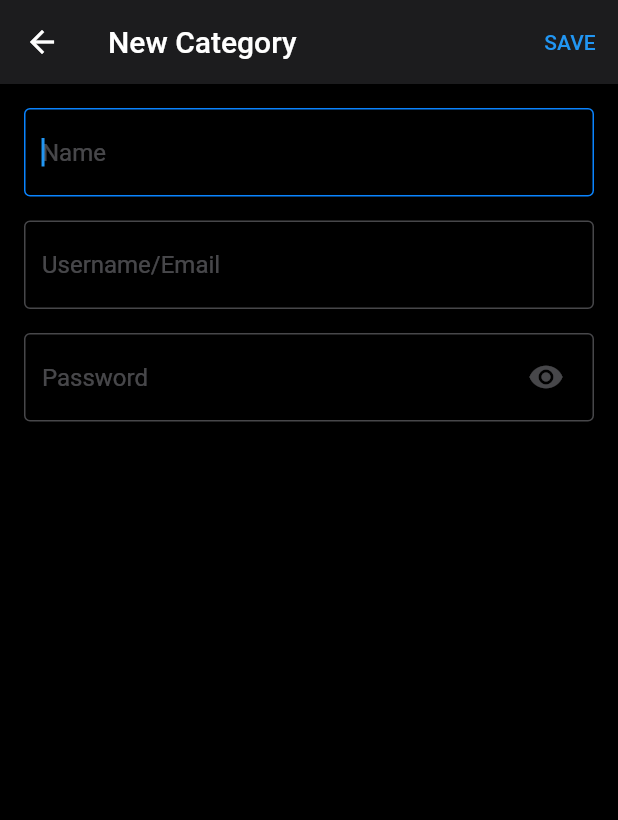
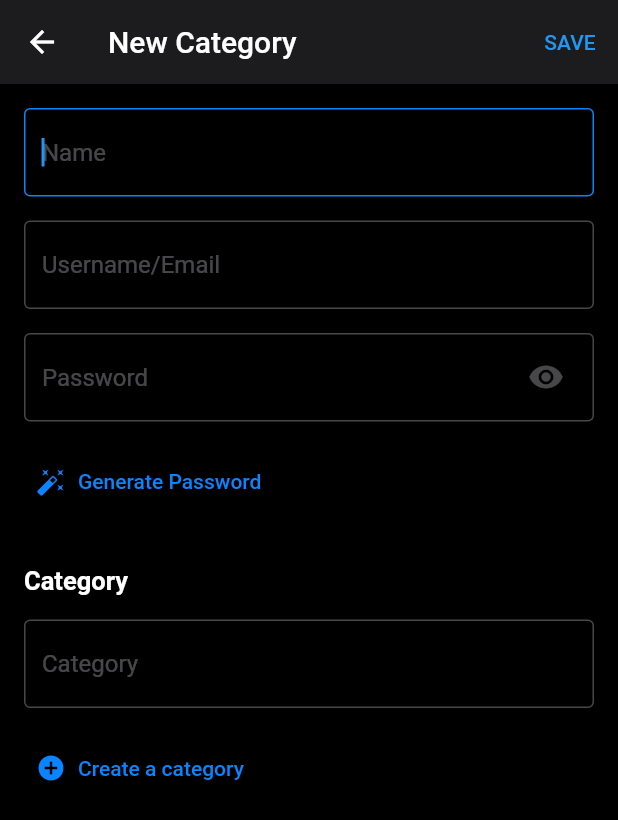
Before and after one commit to Appli-chic/Chic-Secret-Flutter, a Flutter app: the NewPasswordScreen screen opened directly, on a phone screen of 412 x 824 dp. Shown: the top 820 px of the screen. Run offline on Flutter 3.47's test engine with Material 2 defaults, Android fonts, the phone set to English and light mode, and no system bars; our stand-ins replace shared_preferences, sqflite, sqflite_common, sqflite_common_ffi; missing offline and left inert: encrypt, flex_color_picker; accounts and stored records are empty.

Commit message:
Select a category when creating a new password.

```diff
--- a/assets/languages/localization_en.json
+++ b/assets/languages/localization_en.json
@@ -14,6 +14,7 @@
   "error_empty_password": "The password must not be empty",
   "password_incorrect": "The password doesn't match",
   "categories": "Categories",
+  "category": "Category",
   "tags": "Tags",
   "unlock": "Unlock",
   "unlock_vault": "Unlock Vault",
@@ -29,5 +30,10 @@
   "search_passwords": "Search passwords...",
   "new_password": "New Password",
   "username_email": "Username/Email",
-  "error_username_empty": "The username must not be empty"
+  "error_username_empty": "The username must not be empty",
+  "error_category_empty": "The category must not be empty",
+  "generate_password": "Generate Password",
+  "create_category": "Create a category",
+  "done": "Done",
+  "select_category": "Select a category"
 }
--- a/assets/languages/localization_fr.json
+++ b/assets/languages/localization_fr.json
@@ -14,6 +14,7 @@
   "error_empty_password": "Le mot de passe ne doit pas être vide",
   "password_incorrect": "Mauvais mot de passe",
   "categories": "Catégories",
+  "category": "Catégorie",
   "tags": "Tags",
   "unlock": "Déverrouiller",
   "unlock_vault": "Déverrouiller le coffre",
@@ -29,5 +30,10 @@
   "search_passwords": "Recherchez vos mots de passe...",
   "new_password": "Nouveau mot de passe",
   "username_email": "Nom d'utilisateur/Courriel",
-  "error_username_empty": "Le nom d'utilisateur ne doit pas être vide."
+  "error_username_empty": "Le nom d'utilisateur ne doit pas être vide.",
+  "error_category_empty": "La catégorie d'utilisateur ne doit pas être vide.",
+  "generate_password": "Générer un mot de passe",
+  "create_category": "Créer une catégorie",
+  "done": "Terminer",
+  "select_category": "Selectionnez une catégorie"
 }
--- a/lib/ui/component/common/chic_navigator.dart
+++ b/lib/ui/component/common/chic_navigator.dart
@@ -14,6 +14,7 @@ class ChicNavigator {
       {bool isModal = false}) async {
     if (isModal && ChicPlatform.isDesktop()) {
       return await showDialog(
+        barrierDismissible: false,
         context: context,
         builder: (BuildContext context) {
           return screen;
--- a/lib/ui/component/common/chic_text_field.dart
+++ b/lib/ui/component/common/chic_text_field.dart
@@ -31,6 +31,9 @@ class ChicTextField extends StatefulWidget {
   final bool Function(String)? validating;
   final Function(String)? onSubmitted;
   final ChicTextFieldType type;
+  final bool isEnabled;
+  final bool isReadOnly;
+  final Function()? onTap;
 
   ChicTextField({
     required this.controller,
@@ -48,6 +51,9 @@ class ChicTextField extends StatefulWidget {
     this.validating,
     this.onSubmitted,
     this.type = ChicTextFieldType.outlineBorder,
+    this.isEnabled = true,
+    this.isReadOnly = false,
+    this.onTap,
   });
 
   @override
@@ -75,6 +81,8 @@ class _ChicTextFieldState extends State<ChicTextField> {
       onKey: _onNext,
       child: TextFormField(
         controller: widget.controller,
+        enabled: widget.isEnabled,
+        readOnly: widget.isReadOnly,
         focusNode: widget.focus,
         autofocus: widget.autoFocus,
         obscureText: _isHidden,
@@ -93,6 +101,10 @@ class _ChicTextFieldState extends State<ChicTextField> {
         },
         onFieldSubmitted: widget.onSubmitted,
         onTap: () {
+          if (widget.onTap != null) {
+            widget.onTap!();
+          }
+
           widget.focus.requestFocus();
         },
         decoration: InputDecoration(
--- a/lib/ui/screen/new_password_screen.dart
+++ b/lib/ui/screen/new_password_screen.dart
@@ -1,9 +1,14 @@
 import 'package:chic_secret/localization/app_translations.dart';
+import 'package:chic_secret/model/database/category.dart';
 import 'package:chic_secret/provider/theme_provider.dart';
 import 'package:chic_secret/ui/component/common/chic_elevated_button.dart';
+import 'package:chic_secret/ui/component/common/chic_navigator.dart';
 import 'package:chic_secret/ui/component/common/chic_text_button.dart';
 import 'package:chic_secret/ui/component/common/chic_text_field.dart';
+import 'package:chic_secret/ui/component/common/chic_text_icon_button.dart';
 import 'package:chic_secret/ui/component/common/desktop_modal.dart';
+import 'package:chic_secret/ui/screen/new_category_screen.dart';
+import 'package:chic_secret/ui/screen/select_category_screen.dart';
 import 'package:chic_secret/utils/chic_platform.dart';
 import 'package:flutter/material.dart';
 import 'package:provider/provider.dart';
@@ -19,14 +24,19 @@ class _NewPasswordScreenState extends State<NewPasswordScreen> {
   final _nameController = TextEditingController();
   final _usernameController = TextEditingController();
   final _passwordController = TextEditingController();
+  final _categoryController = TextEditingController();
 
   var _nameFocusNode = FocusNode();
   var _usernameFocusNode = FocusNode();
   var _passwordFocusNode = FocusNode();
+  var _categoryFocusNode = FocusNode();
 
   var _desktopNameFocusNode = FocusNode();
   var _desktopUsernameFocusNode = FocusNode();
   var _desktopPasswordFocusNode = FocusNode();
+  var _desktopCategoryFocusNode = FocusNode();
+
+  Category? _category;
 
   @override
   Widget build(BuildContext context) {
@@ -90,6 +100,7 @@ class _NewPasswordScreenState extends State<NewPasswordScreen> {
       child: Form(
         key: _formKey,
         child: Column(
+          crossAxisAlignment: CrossAxisAlignment.start,
           children: [
             ChicTextField(
               controller: _nameController,
@@ -100,7 +111,7 @@ class _NewPasswordScreenState extends State<NewPasswordScreen> {
               textCapitalization: TextCapitalization.sentences,
               hint: AppTranslations.of(context).text("name"),
               errorMessage:
-              AppTranslations.of(context).text("error_name_empty"),
+                  AppTranslations.of(context).text("error_name_empty"),
               validating: (String text) {
                 if (_nameController.text.isEmpty) {
                   return false;
@@ -122,7 +133,7 @@ class _NewPasswordScreenState extends State<NewPasswordScreen> {
               textCapitalization: TextCapitalization.sentences,
               hint: AppTranslations.of(context).text("username_email"),
               errorMessage:
-              AppTranslations.of(context).text("error_username_empty"),
+                  AppTranslations.of(context).text("error_username_empty"),
               validating: (String text) {
                 if (_usernameController.text.isEmpty) {
                   return false;
@@ -139,13 +150,12 @@ class _NewPasswordScreenState extends State<NewPasswordScreen> {
               controller: _passwordController,
               focus: _passwordFocusNode,
               desktopFocus: _desktopPasswordFocusNode,
-              nextFocus: _desktopPasswordFocusNode,
               autoFocus: false,
               isPassword: true,
               textCapitalization: TextCapitalization.sentences,
               hint: AppTranslations.of(context).text("password"),
               errorMessage:
-              AppTranslations.of(context).text("error_empty_password"),
+                  AppTranslations.of(context).text("error_empty_password"),
               validating: (String text) {
                 if (_passwordController.text.isEmpty) {
                   return false;
@@ -153,15 +163,95 @@ class _NewPasswordScreenState extends State<NewPasswordScreen> {
 
                 return true;
               },
-              onSubmitted: (String text) {
-                _passwordFocusNode.requestFocus();
-              },
+              onSubmitted: (String text) {},
             ),
             SizedBox(height: 16.0),
+            ChicTextIconButton(
+              onPressed: () {},
+              icon: Icon(
+                Icons.auto_fix_high,
+                color: themeProvider.primaryColor,
+                size: 20,
+              ),
+              label: Text(
+                AppTranslations.of(context).text("generate_password"),
+                style: TextStyle(color: themeProvider.primaryColor),
+              ),
+            ),
+            SizedBox(height: 32.0),
+            Text(
+              AppTranslations.of(context).text("category"),
+              style: TextStyle(
+                color: themeProvider.textColor,
+                fontWeight: FontWeight.w600,
+                fontSize: 17,
+              ),
+            ),
+            SizedBox(height: 16.0),
+            ChicTextField(
+              controller: _categoryController,
+              focus: _categoryFocusNode,
+              desktopFocus: _desktopCategoryFocusNode,
+              autoFocus: false,
+              isReadOnly: true,
+              textCapitalization: TextCapitalization.sentences,
+              hint: AppTranslations.of(context).text("category"),
+              errorMessage:
+                  AppTranslations.of(context).text("error_category_empty"),
+              validating: (String text) {
+                if (_categoryController.text.isEmpty) {
+                  return false;
+                }
+
+                return true;
+              },
+              onTap: _selectCategory,
+            ),
+            SizedBox(height: 16.0),
+            ChicTextIconButton(
+              onPressed: _createCategory,
+              icon: Icon(
+                Icons.add_circle,
+                color: themeProvider.primaryColor,
+                size: 20,
+              ),
+              label: Text(
+                AppTranslations.of(context).text("create_category"),
+                style: TextStyle(color: themeProvider.primaryColor),
+              ),
+            ),
           ],
         ),
       ),
     );
+  }
+
+  _selectCategory() async {
+    var category = await ChicNavigator.push(
+      context,
+      SelectCategoryScreen(category: _category),
+      isModal: true,
+    );
+
+    if (category != null && category is Category) {
+      _categoryController.text = category.name;
+      _category = category;
+      setState(() {});
+    }
+  }
+
+  _createCategory() async {
+    var category = await ChicNavigator.push(
+      context,
+      NewCategoryScreen(),
+      isModal: true,
+    );
+
+    if (category != null && category is Category) {
+      _categoryController.text = category.name;
+      _category = category;
+      setState(() {});
+    }
   }
 
   @override
@@ -169,14 +259,17 @@ class _NewPasswordScreenState extends State<NewPasswordScreen> {
     _nameController.dispose();
     _usernameController.dispose();
     _passwordController.dispose();
+    _categoryController.dispose();
 
     _nameFocusNode.dispose();
     _usernameFocusNode.dispose();
     _passwordFocusNode.dispose();
+    _categoryFocusNode.dispose();
 
     _desktopNameFocusNode.dispose();
     _desktopUsernameFocusNode.dispose();
     _desktopPasswordFocusNode.dispose();
+    _desktopCategoryFocusNode.dispose();
 
     super.dispose();
   }
```
Also changed, not shown: lib/ui/component/category_item.dart (+18 -4 lines), lib/ui/screen/passwords_screen.dart (+7 -3 lines), lib/ui/screen/select_category_screen.dart (added, +123 -0 lines).
